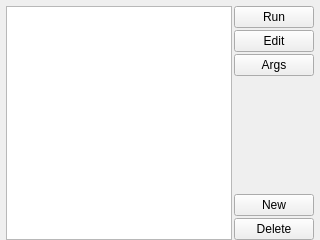
Above: ui/ProgramsWidget.ui from kipr/botui before the change. Below: the same form after it.
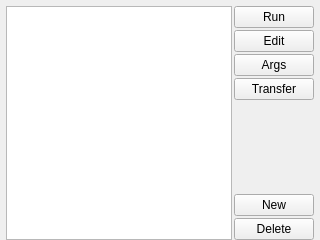
That is the form after the change. Icons and pictures are not drawn.

The edit to the form file:
```diff
--- a/ui/ProgramsWidget.ui
+++ b/ui/ProgramsWidget.ui
@@ -69,6 +69,17 @@
          </property>
         </widget>
        </item>
+       <item>
+        <widget class="QPushButton" name="transfer">
+         <property name="text">
+          <string>Transfer</string>
+         </property>
+         <property name="icon">
+          <iconset resource="../rc/icons.qrc">
+           <normaloff>:/icons/drive_go.png</normaloff>:/icons/drive_go.png</iconset>
+         </property>
+        </widget>
+       </item>
        <item>
         <spacer name="verticalSpacer">
          <property name="orientation">
```
